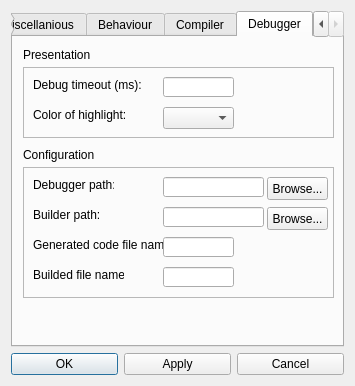
This is unreal/trunk/qrgui/mainwindow/preferencesDialog.ui in qreal/qreal as Qt 5 draws it before an edit. The edited form follows.
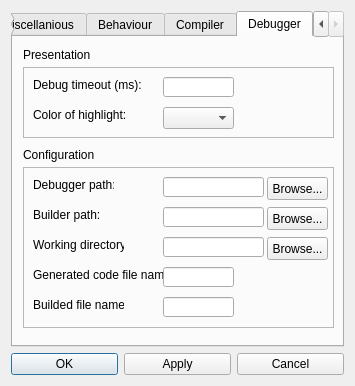
This is the edited form. Icons and pictures are not drawn.

Commit message: Small fixes. Added working directory selection. Error messages fixed. Buttons and debugger tool bar are disabled and hided with wrong editor.

```diff
--- a/unreal/trunk/qrgui/mainwindow/preferencesDialog.ui
+++ b/unreal/trunk/qrgui/mainwindow/preferencesDialog.ui
@@ -806,7 +806,7 @@
          <x>10</x>
          <y>130</y>
          <width>311</width>
-         <height>131</height>
+         <height>161</height>
         </rect>
        </property>
        <property name="frameShape">
@@ -845,7 +845,7 @@
         <property name="geometry">
          <rect>
           <x>10</x>
-          <y>70</y>
+          <y>100</y>
           <width>131</width>
           <height>16</height>
          </rect>
@@ -858,7 +858,7 @@
         <property name="geometry">
          <rect>
           <x>10</x>
-          <y>100</y>
+          <y>130</y>
           <width>91</width>
           <height>16</height>
          </rect>
@@ -891,7 +891,7 @@
         <property name="geometry">
          <rect>
           <x>140</x>
-          <y>70</y>
+          <y>100</y>
           <width>71</width>
           <height>20</height>
          </rect>
@@ -901,7 +901,7 @@
         <property name="geometry">
          <rect>
           <x>140</x>
-          <y>100</y>
+          <y>130</y>
           <width>71</width>
           <height>20</height>
          </rect>
@@ -933,6 +933,42 @@
          <string>Browse...</string>
         </property>
        </widget>
+       <widget class="QLabel" name="label_25">
+        <property name="geometry">
+         <rect>
+          <x>10</x>
+          <y>70</y>
+          <width>91</width>
+          <height>16</height>
+         </rect>
+        </property>
+        <property name="text">
+         <string>Working directory:</string>
+        </property>
+       </widget>
+       <widget class="QLineEdit" name="workDirLineEdit">
+        <property name="geometry">
+         <rect>
+          <x>140</x>
+          <y>70</y>
+          <width>101</width>
+          <height>20</height>
+         </rect>
+        </property>
+       </widget>
+       <widget class="QPushButton" name="workDirPushButton">
+        <property name="geometry">
+         <rect>
+          <x>244</x>
+          <y>70</y>
+          <width>61</width>
+          <height>23</height>
+         </rect>
+        </property>
+        <property name="text">
+         <string>Browse...</string>
+        </property>
+       </widget>
       </widget>
       <widget class="QLabel" name="label_24">
        <property name="geometry">
```
The commit also changes 9 other files.
